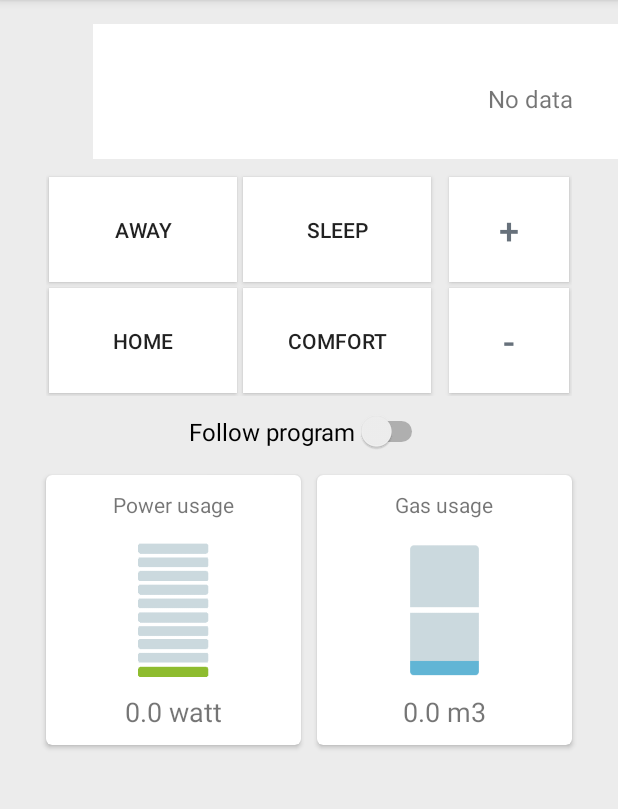
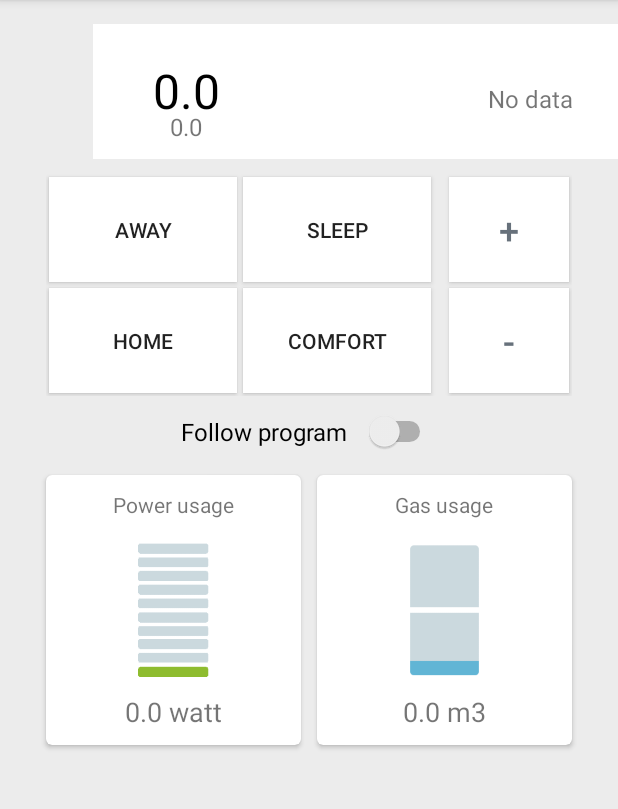
Before and after one commit to Inversion-NL/Toon-Android, an Android app: the screen it shows after launch (MainActivity), on a phone screen of 412 x 824 dp, the part 84-893 px from its top. Run offline under Robolectric (Android 15) with nearby library versions, the phone set to English and light mode, and no system bars; 2 statements that could not run were skipped.

Commit message:
Fix padding between 'Follow program switch' and it's text

```diff
--- a/app/src/main/res/layout/activity_main.xml
+++ b/app/src/main/res/layout/activity_main.xml
@@ -32,7 +32,8 @@
                 android:layout_centerVertical="true"
                 android:textColor="@android:color/black"
                 android:textSize="32sp"
-                tools:text="0.0" />
+                android:text="0.0"
+                tools:ignore="HardcodedText" />
 
             <TextView
                 android:id="@+id/txtvSetPoint"
@@ -42,7 +43,8 @@
                 android:layout_centerHorizontal="true"
                 android:layout_marginTop="4dp"
                 android:textSize="16sp"
-                tools:text="0.0" />
+                android:text="0.0"
+                tools:ignore="HardcodedText" />
         </RelativeLayout>
 
         <ImageView
@@ -146,10 +148,11 @@
 
         <Switch
             android:id="@+id/swIsProgramOn"
-            android:layout_width="wrap_content"
+            android:layout_width="170dp"
             android:layout_height="wrap_content"
             android:layout_centerHorizontal="true"
             android:layout_marginTop="10dp"
+            android:layout_marginBottom="10dp"
             android:textSize="16sp"
             android:text="@string/temperature_setting_followProgram"/>
 
@@ -165,7 +168,6 @@
         app:layout_constraintLeft_toLeftOf="parent"
         app:layout_constraintRight_toRightOf="parent"
         app:layout_constraintTop_toBottomOf="@+id/rlIsProgramOn"
-        android:layout_marginTop="10dp"
         android:layout_marginRight="8dp"
         android:layout_marginLeft="8dp"
         android:layout_marginStart="8dp"
```
